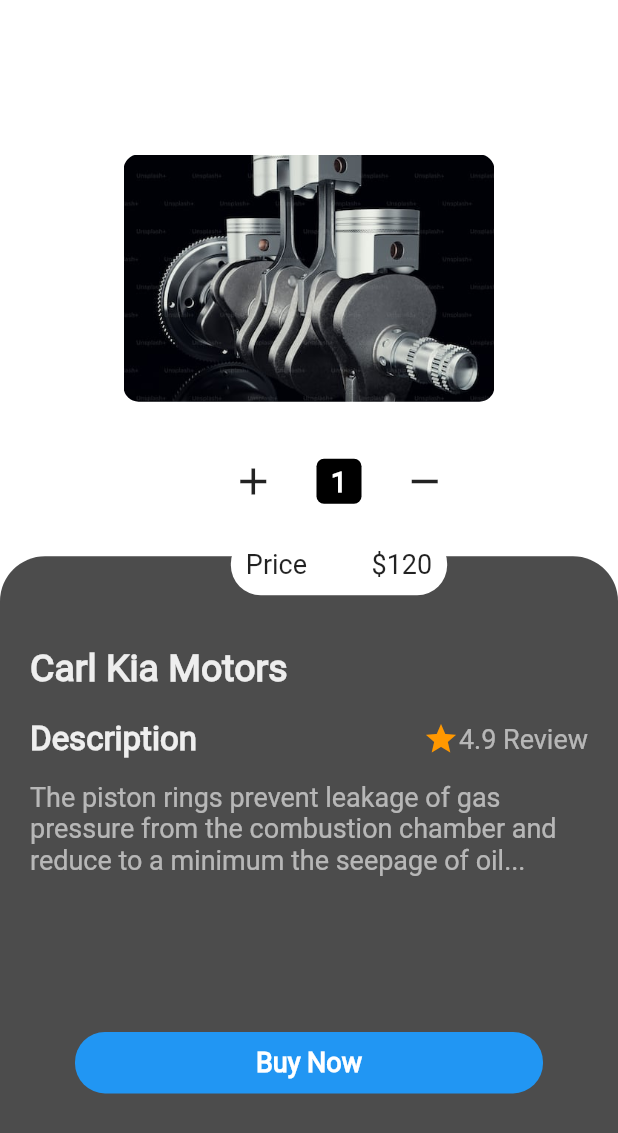
After one commit to KerryMwai/automotiveapp, a Flutter app: the screen it shows after launch, after a tap on "Repair", on a phone screen of 412 x 824 dp. The commit adds this screen. Shown: the top 1133 px of the screen. Run offline on Flutter 3.47's test engine with Material 2 defaults, Android fonts, the light colour scheme and no system bars; our stand-ins replace line_icons.

Commit message:
Added parts detail page and navigation on service page

```diff
--- /dev/null
+++ b/lib/pages/part_detail_page.dart
@@ -0,0 +1,188 @@
+import 'package:automotiveapp/constants/colors.dart';
+import 'package:automotiveapp/widgets/custom_button.dart';
+import 'package:flutter/material.dart';
+
+class PartDetailPage extends StatefulWidget {
+  const PartDetailPage({super.key});
+
+  @override
+  State<PartDetailPage> createState() => _PartDetailPageState();
+}
+
+class _PartDetailPageState extends State<PartDetailPage> {
+  @override
+  Widget build(BuildContext context) {
+    Size size = MediaQuery.of(context).size;
+    return Scaffold(
+      backgroundColor: white.withOpacity(0.4),
+      body: Column(
+        children: [
+          SizedBox(
+            width: size.width,
+            height: size.height * 0.45,
+            child: Center(
+              child: Container(
+                width: size.width * 0.6,
+                height: size.width * 0.4,
+                decoration: BoxDecoration(
+                    borderRadius: BorderRadius.circular(10),
+                    image: const DecorationImage(
+                        image: AssetImage("assets/images/pistonring.jpg"),
+                        fit: BoxFit.cover)),
+              ),
+            ),
+          ),
+          Flexible(
+            child: Container(
+              padding: const EdgeInsets.only(left: 20, right: 20),
+              width: size.width,
+              decoration: BoxDecoration(
+                  color: black.withOpacity(0.7),
+                  borderRadius: const BorderRadius.only(
+                      topLeft: Radius.circular(30),
+                      topRight: Radius.circular(30))),
+              child: Stack(
+                clipBehavior: Clip.none,
+                children: [
+                  Positioned(
+                    width: size.width,
+                      top: -65,
+                      child: Align(
+                        alignment: Alignment.topCenter,
+                        child: Container(
+                          width: size.width * 0.35,
+                          height: size.width * 0.5,
+                          decoration: BoxDecoration(
+                            borderRadius: BorderRadius.circular(10),
+                          ),
+                          child: Column(
+                            children: [
+                              Row(
+                                mainAxisAlignment: MainAxisAlignment.spaceBetween,
+                                children: [
+                                  const Icon(
+                                    Icons.add,
+                                    size: 30,
+                                  ),
+                                  Container(
+                                    width: 30,
+                                    height: 30,
+                                    decoration: BoxDecoration(
+                                        borderRadius: BorderRadius.circular(5),
+                                        color: black),
+                                    child: const Center(
+                                      child: Text(
+                                        "1",
+                                        style: TextStyle(
+                                            color: white,
+                                            fontSize: 19,
+                                            fontWeight: FontWeight.w600,
+                                            fontFamily: "Roboto"),
+                                      ),
+                                    ),
+                                  ),
+                                  const Icon(
+                                    Icons.remove,
+                                    size: 30,
+                                  ),
+                                ],
+                              ),
+                              const SizedBox(
+                                height: 20,
+                              ),
+                              Container(
+                                padding: const EdgeInsets.symmetric(
+                                    vertical: 10, horizontal: 10),
+                                decoration: BoxDecoration(
+                                    color: white,
+                                    borderRadius: BorderRadius.circular(20)),
+                                child: Row(
+                                  mainAxisAlignment:
+                                      MainAxisAlignment.spaceBetween,
+                                  children: const [
+                                    Text(
+                                      "Price",
+                                      style: TextStyle(
+                                          fontSize: 18, fontFamily: "Roboto"),
+                                    ),
+                                    Text(
+                                      "\$120",
+                                      style: TextStyle(
+                                          fontSize: 18, fontFamily: "Roboto"),
+                                    ),
+                                  ],
+                                ),
+                              )
+                            ],
+                          ),
+                        ),
+                      )),
+                  Column(
+                    crossAxisAlignment: CrossAxisAlignment.start,
+                    children: [
+                      const SizedBox(
+                        height: 60,
+                      ),
+                      Text(
+                        "Carl Kia Motors",
+                        style: TextStyle(
+                            fontSize: 25,
+                            fontWeight: FontWeight.w600,
+                            fontFamily: "Roboto",
+                            color: white.withOpacity(0.9)),
+                      ),
+                      const SizedBox(
+                        height: 20,
+                      ),
+                      Row(
+                          mainAxisAlignment: MainAxisAlignment.spaceBetween,
+                          children: [
+                            Text(
+                              "Description",
+                              style: TextStyle(
+                                  fontSize: 22,
+                                  fontWeight: FontWeight.w600,
+                                  fontFamily: "Roboto",
+                                  color: white.withOpacity(0.9)),
+                            ),
+                            Row(
+                              children: [
+                                const Icon(
+                                  Icons.star,
+                                  color: orange,
+                                ),
+                                Text(
+                                  "4.9 Review",
+                                  style: TextStyle(
+                                      color: white.withOpacity(0.6),
+                                      fontSize: 18),
+                                )
+                              ],
+                            )
+                          ]),
+                      const SizedBox(
+                        height: 15,
+                      ),
+                      SizedBox(
+                        height: size.height * 0.13,
+                        child: Text(
+                          "The piston rings prevent leakage of gas pressure from the combustion chamber and reduce to a minimum the seepage of oil...",
+                          style: TextStyle(
+                              fontSize: 18, color: white.withOpacity(0.6)),
+                        ),
+                      ),
+                        const SizedBox(
+                        height: 60,
+                      ),
+                      CustomButton(titleText: "Buy Now", onPressed: (){})
+                    ],
+                  )
+                ],
+              ),
+            ),
+          )
+        ],
+      ),
+    );
+  }
+}
--- a/lib/pages/tabs/service.dart
+++ b/lib/pages/tabs/service.dart
@@ -1,4 +1,5 @@
 import 'package:automotiveapp/constants/colors.dart';
+import 'package:automotiveapp/pages/part_detail_page.dart';
 import 'package:flutter/material.dart';
 import 'package:line_icons/line_icons.dart';
 
@@ -56,7 +57,11 @@
                           ),
                         ),
                       ),
-                      Container(
+                      GestureDetector(
+                        onTap: () {
+                          Navigator.push(context, MaterialPageRoute(builder: (context)=>const PartDetailPage()));
+                        },
+                        child: Container(
                           padding: const EdgeInsets.symmetric(
                               horizontal: 15, vertical: 5),
                           decoration: BoxDecoration(
@@ -64,6 +69,7 @@
                             borderRadius: BorderRadius.circular(8),
                           ),
                           child: const Text("Repair"),
+                        ),
                       )
                     ],
                   ),
@@ -97,18 +103,18 @@
                 ],
               ),
             ),
-            Container(
-              margin: const EdgeInsets.only(left: 4, top: 9, right: 5),
-              decoration: BoxDecoration(
-                borderRadius: BorderRadius.circular(20),
-                gradient: LinearGradient(colors: [
-                  white.withOpacity(0.4),
-                  white.withOpacity(0.3),
-                  white.withOpacity(0.2),
-                  white.withOpacity(0.1),
-                ])
-              ),
-            )
+            // Container(
+            //   margin: const EdgeInsets.only(left: 4, top: 9, right: 5),
+            //   decoration: BoxDecoration(
+            //     borderRadius: BorderRadius.circular(20),
+            //     gradient: LinearGradient(colors: [
+            //       white.withOpacity(0.4),
+            //       white.withOpacity(0.3),
+            //       white.withOpacity(0.2),
+            //       white.withOpacity(0.1),
+            //     ])
+            //   ),
+            // )
           ]);
         }));
   }
```
Lines whose indentation alone changed are shown as unchanged.
